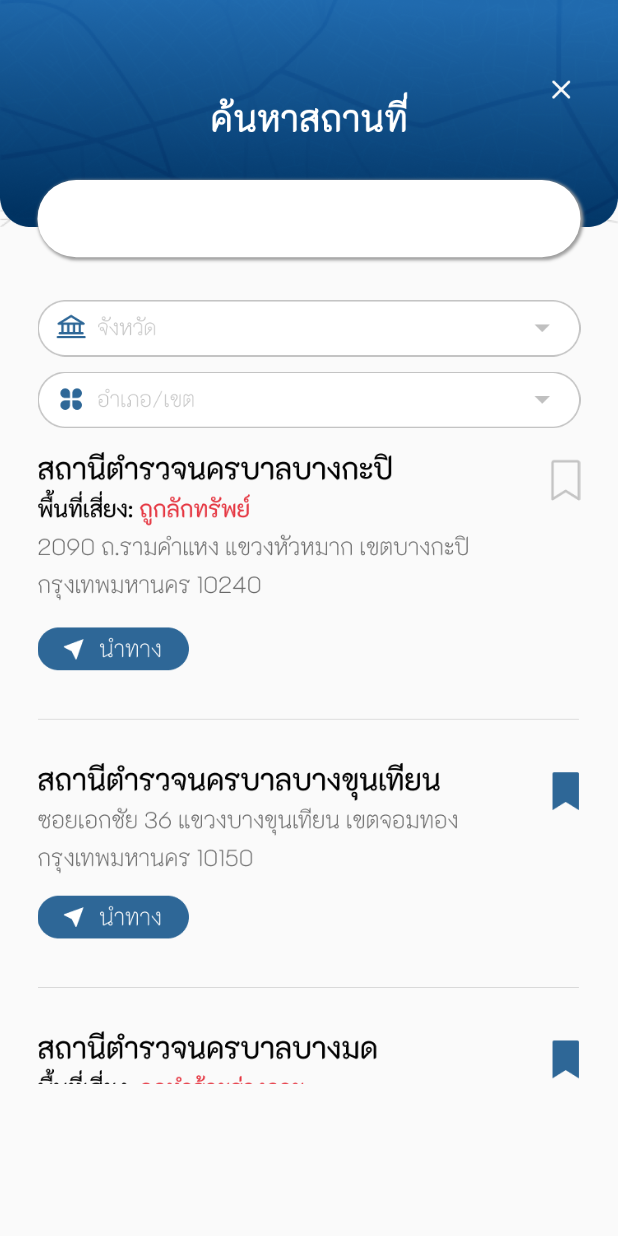
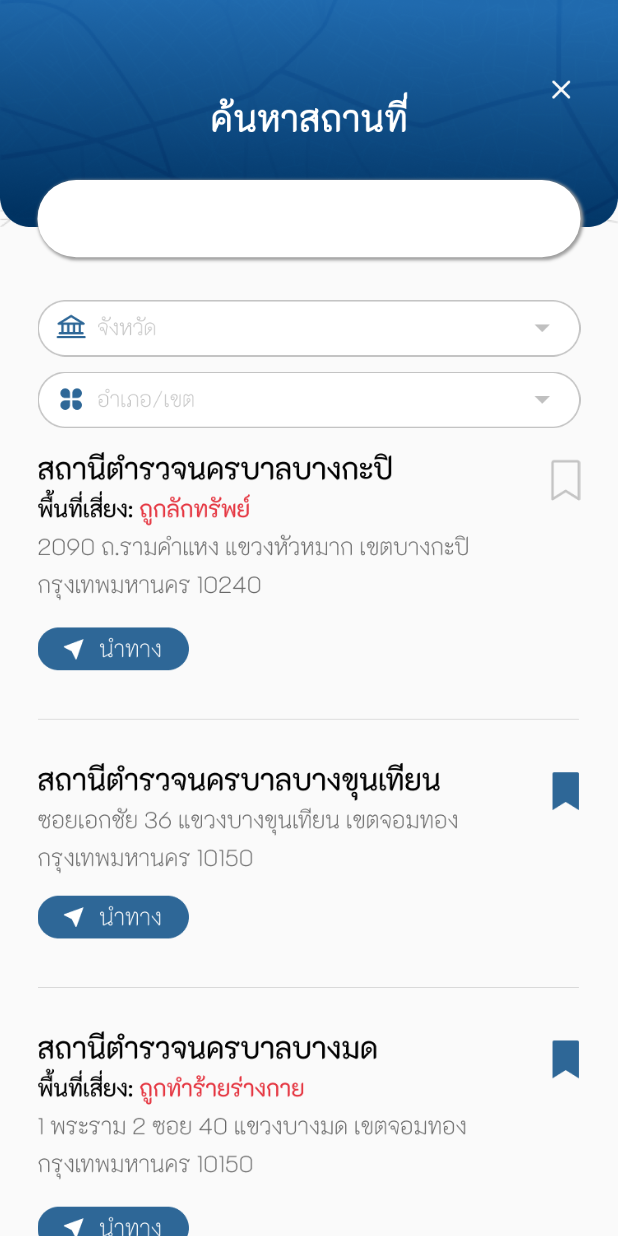
Before and after one commit to natthaphakhan/crime_down, a Flutter app: the Search screen opened directly, on a phone screen of 412 x 824 dp. Run offline on Flutter 3.47's test engine with Material 2 defaults, Android fonts, the phone set to English and light mode, and no system bars; our stand-ins replace camera, geolocator, google_fonts, google_maps_flutter; missing offline and left inert: slidable_button.

Commit message:
overflow fix

```diff
--- a/lib/main.dart
+++ b/lib/main.dart
@@ -21,7 +21,7 @@ class MyApp extends StatelessWidget {
         debugShowCheckedModeBanner: false,
         theme: ThemeData(
           textTheme:
-              GoogleFonts.notoSansThaiTextTheme(Theme.of(context).textTheme),
+              GoogleFonts.sarabunTextTheme(Theme.of(context).textTheme),
           brightness: Brightness.light,
           primaryColor: const Color.fromRGBO(46, 103, 151, 1),
         ),
--- a/lib/save.dart
+++ b/lib/save.dart
@@ -34,7 +34,8 @@ class _SaveState extends State<Save> {
 
   @override
   Widget build(BuildContext context) {
-    return Column(
+    return SingleChildScrollView(
+      child: Column(
         children: [
           Image.asset(
             'assets/header_save.png',
@@ -62,6 +63,7 @@ class _SaveState extends State<Save> {
                 )
               : content[1]
         ],
+      ),
     );
   }
 }
--- a/lib/search.dart
+++ b/lib/search.dart
@@ -75,21 +75,23 @@ class _SearchState extends State<Search> {
                     const SizedBox(
                       height: 10,
                     ),
-                    SizedBox(
-                        width: MediaQuery.of(context).size.width,
-                        height: 427,
-                        child: ListView(children: [
+                    Expanded(
+                      child: ListView(
+                        shrinkWrap: true,
+                        children: [
                           GestureDetector(
                             child: Image.asset('assets/search_result.png'),
                             onTap: () {
                               Navigator.push(
-                                  context,
-                                  MaterialPageRoute(
-                                      builder: (context) =>
-                                          const Navigation()));
+                                context,
+                                MaterialPageRoute(
+                                    builder: (context) => const Navigation()),
+                              );
                             },
                           )
-                        ])),
+                        ],
+                      ),
+                    ),
                   ],
                 ),
               ),
```
Also changed, not shown: pubspec.lock, 1 other file. Lines whose indentation alone changed are shown as unchanged.
